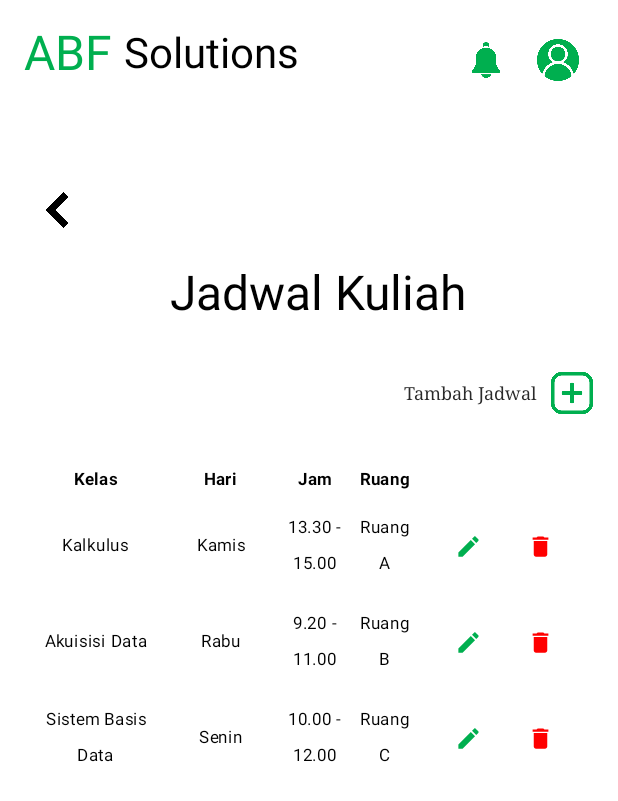
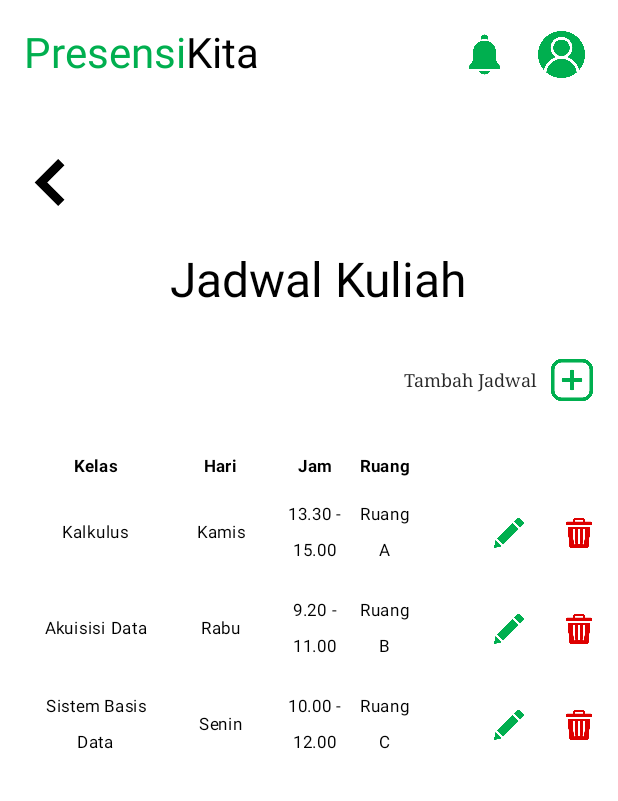
Before and after one commit to flelrmu/PresensiKita, an Android app built with Jetpack Compose: the @Preview function Preview, on a phone screen of 412 x 824 dp. Shown: the top 801 px of the screen. Run offline under Robolectric (Android 15) with nearby library versions, the phone set to English and light mode, and no system bars; network calls fail.

Commit message:
update activity jadwal kuliah

```diff
--- a/app/src/main/java/com/example/presensikita/ui/header.kt
+++ b/app/src/main/java/com/example/presensikita/ui/header.kt
@@ -11,6 +11,7 @@ import androidx.compose.material3.Text
 import androidx.compose.runtime.*
 import androidx.compose.ui.graphics.Color
 import androidx.compose.ui.res.painterResource
+import androidx.compose.ui.tooling.preview.Preview
 import androidx.compose.ui.unit.dp
 import androidx.compose.ui.unit.sp
 import com.example.presensikita.R
@@ -63,3 +64,9 @@ fun header() {
         }
     }
 }
+
+@Preview(showBackground = true)
+@Composable
+fun HeaderPreview() {
+    header()
+}
--- a/app/src/main/java/com/example/presensikita/ui/jadwal_kuliah/DaftarJadwalKuliah.kt
+++ b/app/src/main/java/com/example/presensikita/ui/jadwal_kuliah/DaftarJadwalKuliah.kt
@@ -1,9 +1,12 @@
 package com.example.presensikita.ui.jadwal_kuliah
 
+import android.content.Intent
 import androidx.compose.foundation.Image
 import androidx.compose.foundation.clickable
 import androidx.compose.foundation.layout.*
+import androidx.compose.foundation.rememberScrollState
 import androidx.compose.foundation.text.ClickableText
+import androidx.compose.foundation.verticalScroll
 import androidx.compose.material.icons.Icons
 import androidx.compose.material.icons.filled.ArrowBack
 import androidx.compose.material.icons.filled.Delete
@@ -24,6 +27,8 @@ import androidx.compose.ui.unit.sp
 import com.example.presensikita.R
 import com.example.presensikita.data.JadwalKuliah
 import com.example.presensikita.dummySchedules
+import com.example.presensikita.ui.components.AddClassActivity
+import com.example.presensikita.ui.header
 import com.example.presensikita.ui.theme.PresensiKitaTheme
 
 @Composable
@@ -35,64 +40,33 @@ fun ScheduleTableScreen(
 //    onEditJadwal: () -> Unit,
 //    kembali: () -> Unit
 ) {
+    val scrollState = rememberScrollState()
+
     Column(
         modifier = Modifier
             .fillMaxSize()
+            .verticalScroll(scrollState)
             .padding(16.dp),
         horizontalAlignment = Alignment.CenterHorizontally
     ) {
-        // Top Bar
-        Row(
-            modifier = Modifier
-                .fillMaxWidth()
-                .padding(bottom = 24.dp),
-            horizontalArrangement = Arrangement.SpaceBetween
-        ) {
-            Row(
-                verticalAlignment = Alignment.CenterVertically
-            ) {
-                Text(
-                    text = "ABF ",
-                    style = MaterialTheme.typography.headlineLarge,
-                    color = Color(0xFF00AF4F)
-                )
-                Text(
-                    text = "Solutions",
-                    style = MaterialTheme.typography.headlineMedium
-                )
-            }
-            Row {
-                IconButton(onClick = { /* Handle notification */ }) {
-                    Icon(
-                        painter = painterResource(id = R.drawable.notification),
-                        contentDescription = "Notifications",
-                        tint = Color(0xFF00AF4F),
-                        modifier = Modifier
-                            .size(28.dp)
-                    )
-                }
-                IconButton(onClick = { /* Handle notification */ }) {
-                    Icon(
-                        painter = painterResource(id = R.drawable.profile),
-                        contentDescription = "Profile",
-                        tint = Color(0xFF00AF4F),
-                        modifier = Modifier
-                            .size(28.dp)
-                    )
-                }
-            }
-        }
+
+        header()
 
         // Chevron Icon
+
+        Spacer(modifier = Modifier.height(50.dp))
+
         Image(
             painter = painterResource(id = R.drawable.leftchevron),
-            contentDescription = "Kembali",
+            contentDescription = "Chevron Icon",
             modifier = Modifier
                 .align(Alignment.Start)
-                .padding(start = 10.dp, top = 40.dp, bottom = 24.dp)
-                .size(24.dp, 24.dp)
-                .clickable { onBack() }
+                .padding(start = 0.dp)
+                .size(33.dp, 31.dp)
         )
+
+        Spacer(modifier = Modifier.height(30.dp))
+
 
         // Judul Tabel
         Text(
@@ -121,7 +95,11 @@ fun ScheduleTableScreen(
             Image(
                 painter = painterResource(R.drawable.add),
                 contentDescription = "Add Class",
-                modifier = Modifier.size(29.dp, 28.dp)
+                modifier = Modifier
+                    .size(29.dp, 28.dp)
+                    .clickable {
+//                        context.startActivity(Intent(context, AddClassActivity::class.java))
+                    }
             )
         }
 
@@ -161,25 +139,23 @@ fun ScheduleTable(
                 TableCell(schedule.hari)
                 TableCell(schedule.jam)
                 TableCell(schedule.ruang)
-                Spacer(modifier = Modifier.width(12.dp))
-                IconButton(onClick = { /* onEditJadwal() */ }) {
-                    Icon(
-                        imageVector = Icons.Default.Edit,
-                        contentDescription = "Edit",
-                        tint = Color(0xFF00AF4F),
-                        modifier = Modifier
-                            .size(18.dp)
-                    )
-                }
-                IconButton(onClick = { /* TODO: Delete */ }) {
-                    Icon(
-                        imageVector = Icons.Default.Delete,
-                        contentDescription = "Delete",
-                        tint = Color.Red,
-                        modifier = Modifier
-                            .size(18.dp)
-                    )
-                }
+                Spacer(modifier = Modifier.weight(1f))
+                Image(
+                    painter = painterResource(R.drawable.edit),
+                    contentDescription = "Edit Icon",
+                    modifier = Modifier.size(23.dp, 20.dp)
+                )
+                Spacer(modifier = Modifier.width(25.dp))
+                Image(
+                    painter = painterResource(R.drawable.trash),
+                    contentDescription = "Trash Icon",
+                    modifier = Modifier
+                        .size(20.dp)
+                        .clickable {
+//                            selectedClass = "${classItem.class_name}/${classItem.class_code}"
+//                            showDialog = true
+                        }
+                )
             }
         }
     }
```
Also changed, not shown: app/src/main/java/com/example/presensikita/EditProfileScreen.kt (+38 -49 lines), app/src/main/java/com/example/presensikita/ProfilePage.kt (+29 -40 lines), app/src/main/java/com/example/presensikita/ui/jadwal_kuliah/EditJadwalScreen.kt (+22 -63 lines), app/src/main/java/com/example/presensikita/ui/jadwal_kuliah/TambahJadwalScreen.kt (+23 -44 lines).
